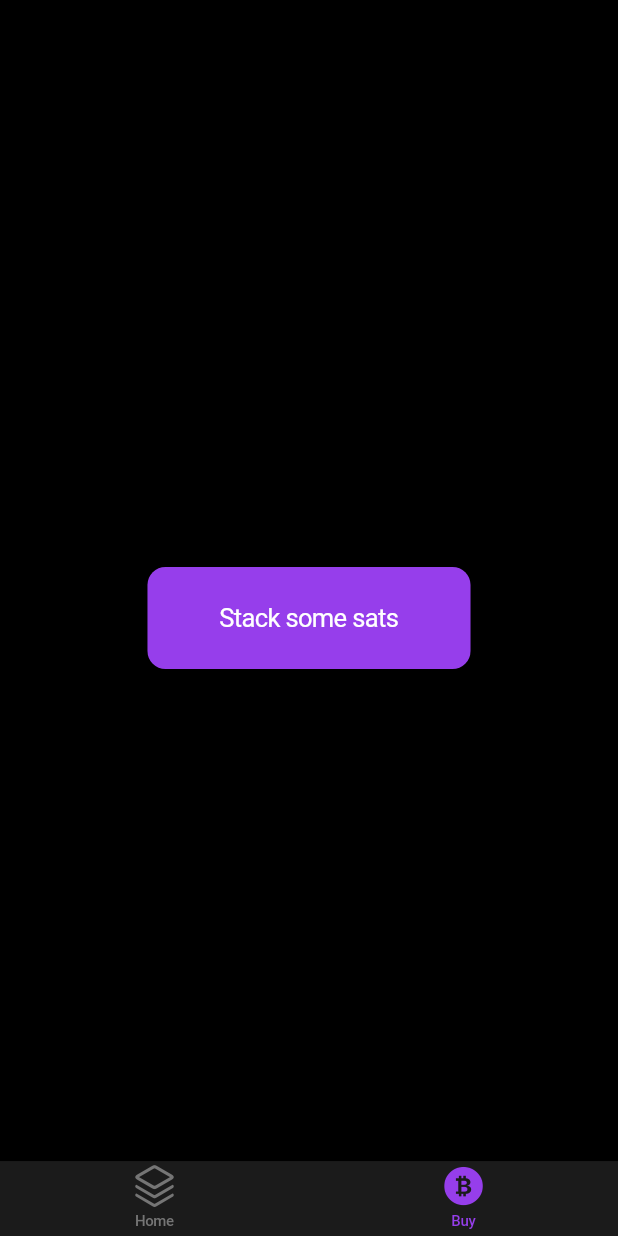
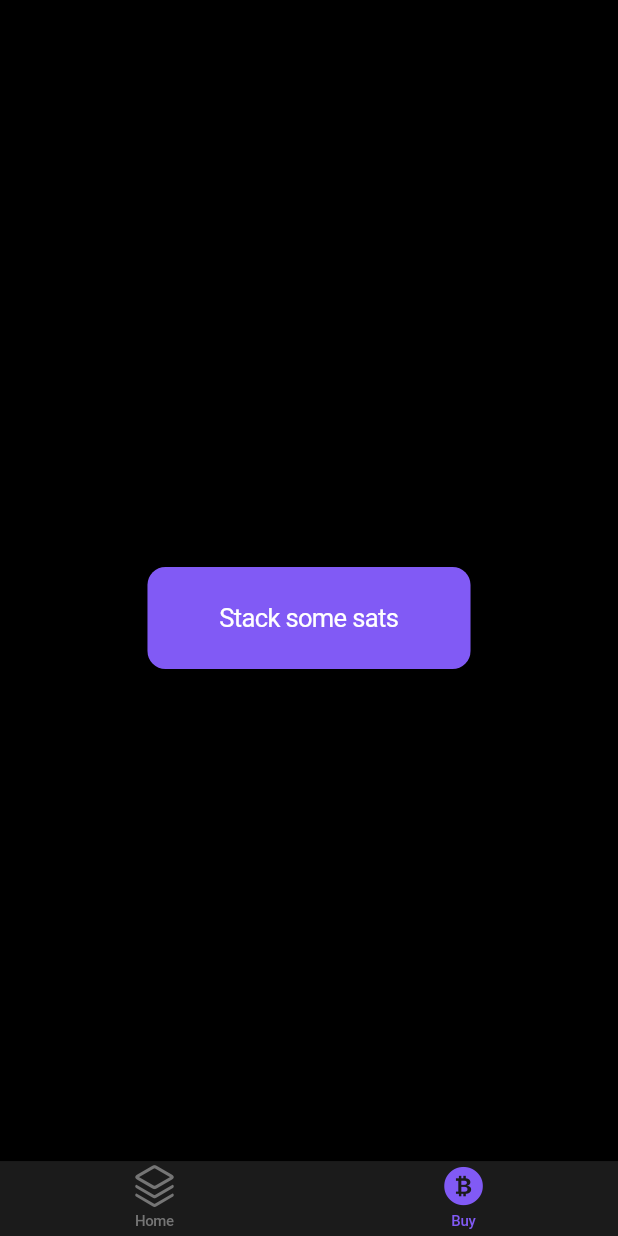
Before and after one commit to demerzel3/kracksats_app, a Flutter app: the screen it shows after launch, item 2 of the bottom bar chosen, on a phone screen of 412 x 824 dp. Run offline on Flutter 3.47's test engine with Material 2 defaults, Android fonts, the phone set to English and light mode, and no system bars; missing offline and left inert: flutter_biopass, onesignal_flutter, otp, prompt_dialog, qr_code_scanner.

Commit message:
Change theme color slightly

```diff
--- a/lib/app.dart
+++ b/lib/app.dart
@@ -10,7 +10,7 @@ class App extends StatelessWidget {
       title: 'Kracksats',
       theme: CupertinoThemeData(
         brightness: Brightness.dark,
-        primaryColor: Color.fromARGB(255, 150, 62, 235),
+        primaryColor: Color.fromARGB(255, 129, 90, 245),
       ),
       home: Home(title: 'Kracksats'),
     );
```
